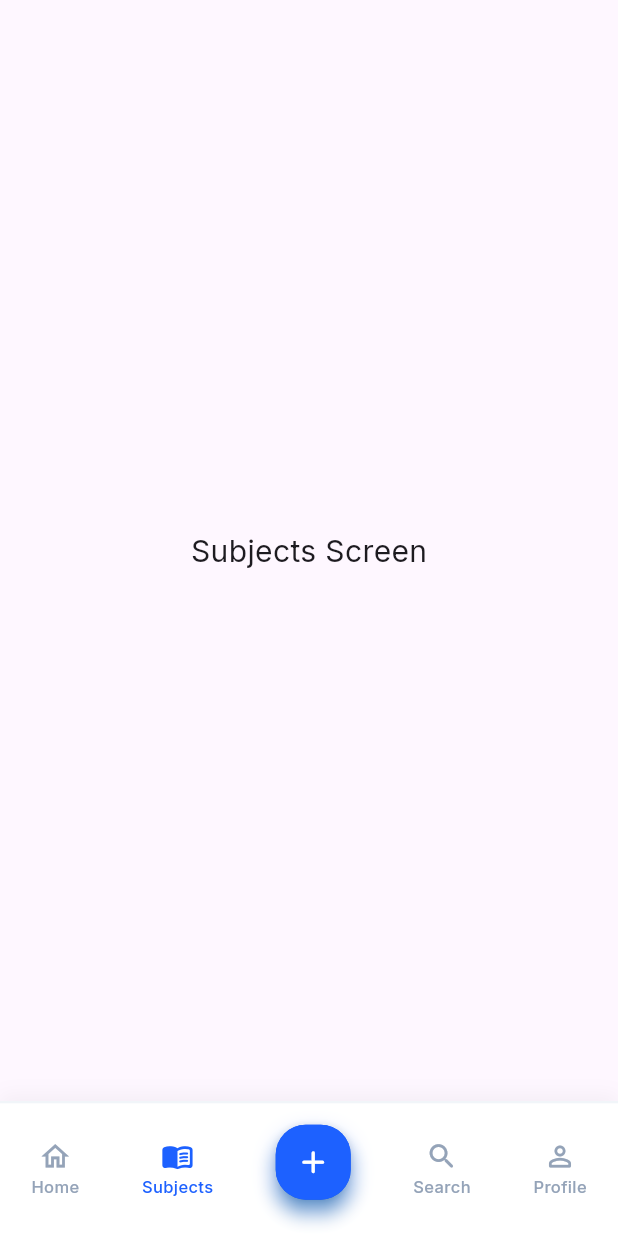
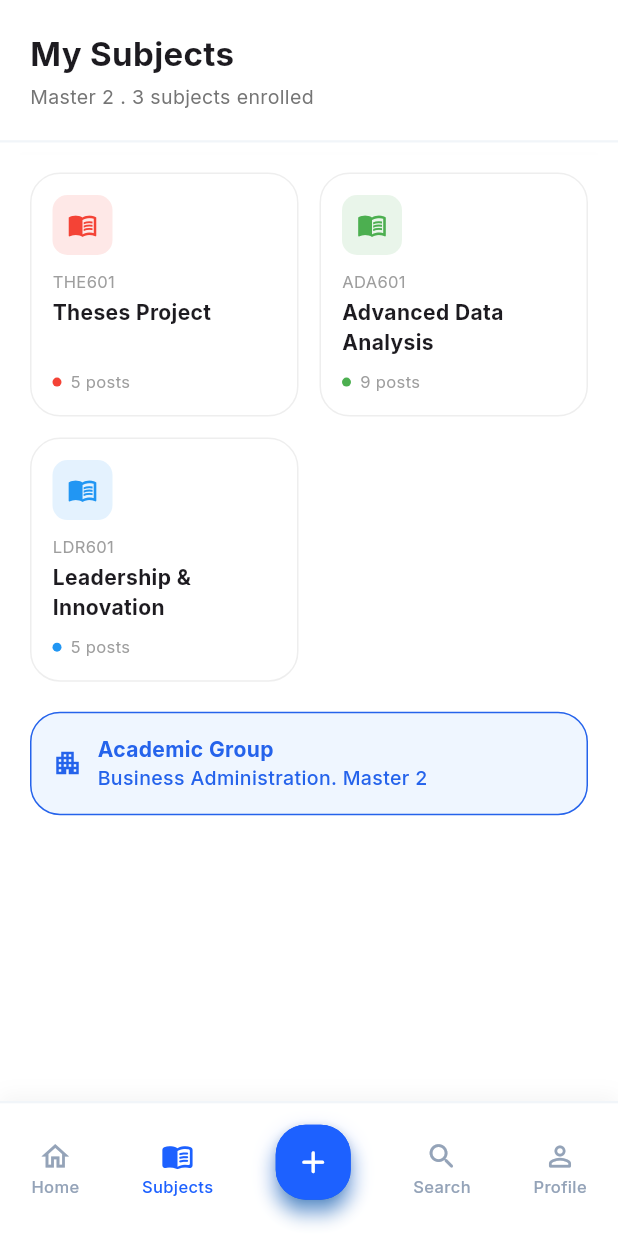
Before and after one commit to NourAlHoudaRifaieh/Uni_Connect, a Flutter app: the MainLayoutScreen screen opened by its route, item 2 of the bottom bar chosen, on a phone screen of 412 x 824 dp. Run offline on Flutter 3.47's test engine with Material 3 defaults, Android fonts, the light colour scheme and no system bars; our stand-ins replace cloud_firestore, firebase_auth, firebase_core, go_router, google_fonts, lottie; accounts and stored records are empty.

Commit message:
created subject screen with a static data

```diff
--- a/lib/core/widgets/main_layout_screen.dart
+++ b/lib/core/widgets/main_layout_screen.dart
@@ -2,6 +2,7 @@ import 'package:flutter/material.dart';
 import 'package:uni_connect/core/widgets/custom_bottom_nav_bar.dart';
 import 'package:uni_connect/features/feed/presentation/home_screen.dart';
 import 'package:google_fonts/google_fonts.dart';
+import 'package:uni_connect/features/feed/presentation/subject_screen.dart';
 
 class MainLayoutScreen extends StatefulWidget{
   const MainLayoutScreen({super.key});
@@ -16,13 +17,14 @@ class _MainLayoutScreenState extends State <MainLayoutScreen>{
   //the list of screens of each tab index
   late final List<Widget> _screens= [
     HomeScreen(),
-    Center(
-      child: Text('Subjects Screen',
-        style: GoogleFonts.inter(
-          fontSize:20,
-        ),
-      ),
-    ),
+    SubjectScreen(),
+    // Center(
+    //   child: Text('Subjects Screen',
+    //     style: GoogleFonts.inter(
+    //       fontSize:20,
+    //     ),
+    //   ),
+    // ),
     Center(
       child: Text('Search Screen',
         style: GoogleFonts.inter(
--- /dev/null
+++ b/lib/features/feed/presentation/subject_screen.dart
@@ -0,0 +1,216 @@
+import 'package:flutter/material.dart';
+import 'package:google_fonts/google_fonts.dart';
+
+class SubjectData{
+  final String code;
+  final String title;
+  final int postCount;
+  final Color color;
+  final IconData icon;
+
+  SubjectData({
+    required this.icon,
+    required this.title,
+    required this.code,
+    required this.color,
+    required this.postCount,
+  });
+}
+class SubjectScreen extends StatelessWidget {
+  const SubjectScreen({super.key});
+
+  @override
+  Widget build(BuildContext context) {
+
+    List <SubjectData> subjects =[
+      SubjectData(
+          icon: Icons.menu_book,
+          title: 'Theses Project',
+          code: 'THE601',
+          color: Colors.red,
+          postCount: 5,
+      ),
+      SubjectData(
+          icon: Icons.menu_book,
+          title: 'Advanced Data Analysis',
+          code: 'ADA601',
+          color: Colors.green,
+          postCount: 9,
+      ),
+      SubjectData(
+          icon: Icons.menu_book,
+          title: 'Leadership & Innovation',
+          code: 'LDR601',
+          color: Colors.blue,
+          postCount: 5
+      ),
+    ];
+
+    // TODO: implement build
+    return Scaffold(
+      backgroundColor: Colors.white,
+      body: SafeArea(
+        child: Column(
+          crossAxisAlignment: CrossAxisAlignment.start,
+          children: [
+            Padding(
+              padding: EdgeInsets.all(20),
+              child: Column(
+                crossAxisAlignment: CrossAxisAlignment.start,
+                children: [
+                  Text('My Subjects',
+                      style: GoogleFonts.inter(fontSize: 22, fontWeight:  FontWeight.bold)
+                  ),
+                  SizedBox(height:4),
+                  Text('Master 2 . ${subjects.length} subjects enrolled',
+                    style: GoogleFonts.inter(
+                        fontSize: 13, color: Colors.grey.shade600
+                    ),
+                  ),
+                ],
+              ),
+            ),
+            Container(
+              height: 1,
+              width: double.infinity,
+              decoration: BoxDecoration(
+                border: Border(
+                  bottom: BorderSide(
+                    color: Color(0xFFF1F5F9),
+                    width:1.5,
+                  ),
+                ),
+                color: Colors.white,
+                boxShadow: [
+                  BoxShadow(
+                    color: Colors.black.withOpacity(0.03),
+                    blurRadius: 10,
+                    offset:Offset(0,8),
+                  ),
+                ],
+              ),
+            ),
+            Expanded(
+              child: SingleChildScrollView(
+                padding: EdgeInsets.all(20),
+                child: Column(
+                  children: [
+                    GridView.builder(
+                      shrinkWrap: true,
+                      physics: NeverScrollableScrollPhysics(),
+                      itemCount: subjects.length,
+                      gridDelegate: SliverGridDelegateWithFixedCrossAxisCount(
+                          crossAxisCount: 2,
+                          mainAxisSpacing: 14,
+                          crossAxisSpacing: 14,
+                          childAspectRatio: 1.1
+                      ),
+                      itemBuilder: (context , index){
+                        SubjectData subject = subjects[index];
+                        return Container(
+                          padding: EdgeInsets.all(14),
+                          decoration: BoxDecoration(
+                            color: Colors.white,
+                            borderRadius: BorderRadius.circular(20),
+                            border: Border.all(color: Colors.grey.shade200),
+                          ),
+                          child:  Column(
+                            crossAxisAlignment: CrossAxisAlignment.start,
+                            children: [
+                              Container(
+                                width: 40,
+                                height: 40,
+                                decoration: BoxDecoration(
+                                  color: subject.color.withOpacity(0.12),
+                                  borderRadius: BorderRadius.circular(10),
+                                ),
+                                child: Icon(subject.icon, color: subject.color, size:20),
+                              ),
+                              SizedBox(height:10),
+                              Text(
+                                subject.code,
+                                style: GoogleFonts.inter(
+                                    fontSize: 11,
+                                    color: Colors.grey.shade500
+                                ),
+                              ),
+                              SizedBox(height:2),
+                              Text(
+                                subject.title,
+                                style: GoogleFonts.inter(
+                                    fontSize: 14, fontWeight: FontWeight.bold
+                                ),
+                              ),
+                              Spacer(),
+                              Row(
+                                children: [
+                                  Container(
+                                    width:6,
+                                    height:6,
+                                    decoration: BoxDecoration(
+                                      color: subject.color,
+                                      shape: BoxShape.circle,
+                                    ),
+                                  ),
+                                  SizedBox(width:6),
+                                  Text(
+                                      '${subject.postCount} posts',
+                                      style: GoogleFonts.inter(fontSize: 11, color: Colors.grey.shade500)
+                                  ),
+                                ],
+                              ),
+                            ],
+                          ),
+                        );
+                      },
+                    ),
+                    SizedBox(height:20),
+                    Container(
+                      width: double.infinity,
+                      padding: const EdgeInsets.all(14),
+                      decoration: BoxDecoration(
+                        color:  Color(0xFFEFF6FF),
+                        borderRadius: BorderRadius.circular(20),
+                        border: Border.all(
+                          color: Color(0xFF2563EB),
+                          width:1,
+                        ),
+                      ),
+                      child: Row(
+                        children: [
+                          Icon(Icons.apartment, color: Color(0xFF2563EB),size:20),
+                          SizedBox(width:10),
+                          Column(
+                            crossAxisAlignment: CrossAxisAlignment.start,
+                            children: [
+                              Text(
+                                'Academic Group',
+                                style: GoogleFonts.inter(
+                                  color: Color(0xFF2563EB),
+                                  fontWeight: FontWeight.bold,
+                                  fontSize: 14,
+                                ),
+                              ),
+                              Text(
+                                'Business Administration. Master 2',
+                                style: GoogleFonts.inter(
+                                  color: Color(0xFF2563EB),
+                                  fontSize: 13,
+                                  fontWeight: FontWeight.w500,
+                                ),
+                              ),
+                            ],
+                          ),
+                        ],
+                      ),
+                    ),
+                  ],
+                ),
+              ),
+            ),
+          ],
+        ),
+      ),
+    );
+  }
+}
```
